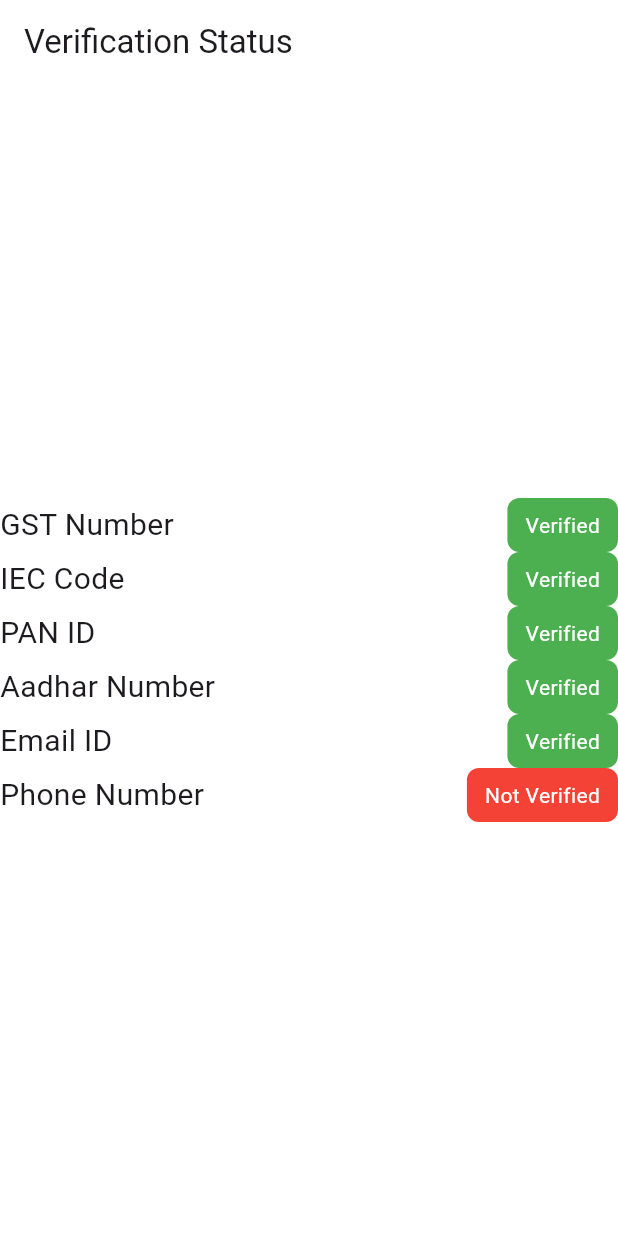
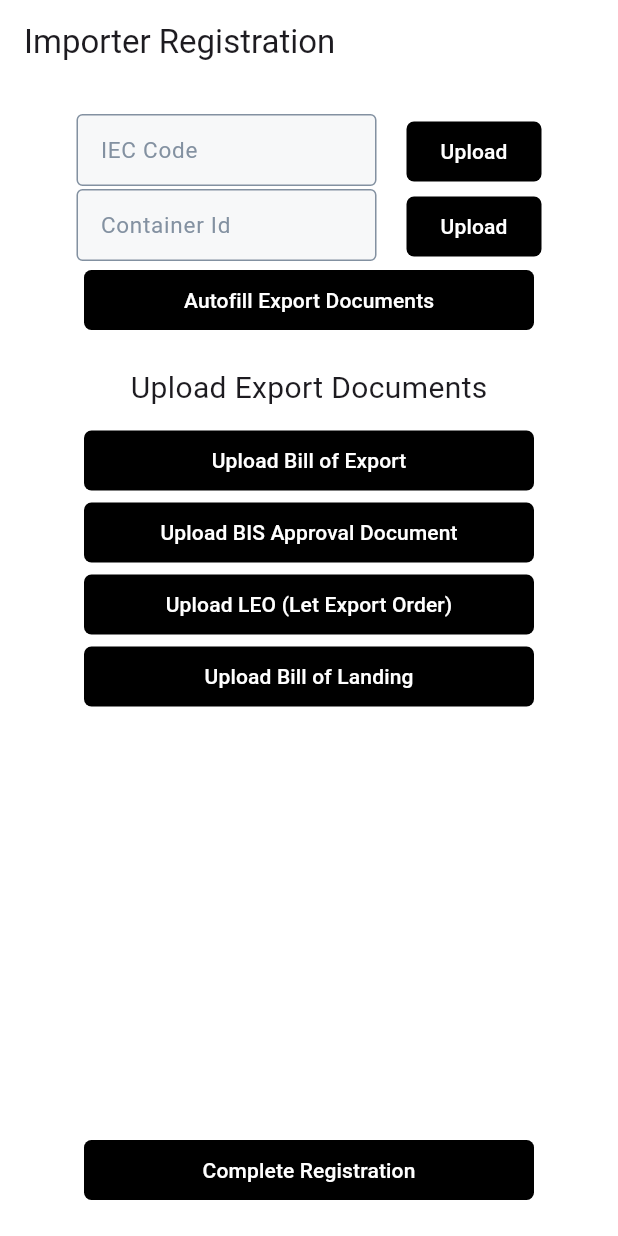
Before and after one commit to Santhosh-Paramasivam/agam-8.0, a Flutter app: the screen it shows after launch, on a phone screen of 412 x 824 dp. Run offline on Flutter 3.47's test engine with Material 3 defaults, Android fonts, the phone set to English and light mode, and no system bars.

Commit message:
Importer and exporter registration added

```diff
--- a/lib/main.dart
+++ b/lib/main.dart
@@ -1,7 +1,9 @@
+import 'package:agam/screens/exporter_registration_screen.dart';
 import 'package:agam/screens/verification_status_page.dart';
 import 'package:flutter/material.dart';
 import 'package:agam/screens/home_screen.dart';
 import 'package:agam/screens/login_screen.dart';
+import 'package:agam/screens/importer_registration_screen.dart';
 
 void main() {
   runApp(const MyApp());
@@ -19,7 +21,7 @@ class MyApp extends StatelessWidget {
         colorScheme: ColorScheme.fromSeed(seedColor: Colors.deepPurple),
         useMaterial3: true,
       ),
-      home: VerificationStatusPage(),
+      home: ImporterRegistrationScreen(),
     );
   }
 }
--- /dev/null
+++ b/lib/screens/exporter_registration_screen.dart
@@ -0,0 +1,31 @@
+import 'package:agam/widgets/cf_button.dart';
+import 'package:flutter/material.dart';
+
+class ExporterRegistrationScreen extends StatelessWidget {
+  @override
+  Widget build(BuildContext context) {
+    return Scaffold(
+      backgroundColor: Colors.white,
+      appBar: AppBar(
+        title: Text("Exporter Registration"),
+        backgroundColor: Colors.white,
+      ),
+      body: Center(
+        child: Column(
+          mainAxisAlignment: MainAxisAlignment.start,
+          crossAxisAlignment: CrossAxisAlignment.start,
+          children: [
+            const SizedBox(height: 20),
+            CampusFindButton(onPressed: () {}, label: "Upload Bill of Export"),
+            CampusFindButton(onPressed: () {}, label: "Upload BIS Approval Document"),
+            CampusFindButton(onPressed: () {}, label: "Upload LEO (Let Export Order)"),
+            CampusFindButton(onPressed: () {}, label: "Upload Bill of Landing"),
+            const Spacer(),
+            CampusFindButton(onPressed: () {}, label: "Complete Registration"),
+            const SizedBox(height: 20)
+          ],
+        ),
+      ),
+    );
+  }
+}
--- /dev/null
+++ b/lib/screens/importer_registration_screen.dart
@@ -0,0 +1,47 @@
+import 'package:agam/widgets/cf_button.dart';
+import 'package:flutter/material.dart';
+import 'package:agam/widgets/pf_input_button.dart';
+
+class ImporterRegistrationScreen extends StatelessWidget {
+  TextEditingController iecCodeController = TextEditingController();
+  TextEditingController containerIdController = TextEditingController();
+
+  @override
+  Widget build(BuildContext context) {
+    return Scaffold(
+        backgroundColor: Colors.white,
+        appBar: AppBar(
+          title: Text("Importer Registration"),
+          backgroundColor: Colors.white,
+        ),
+        body: Center(
+            child: Column(
+          mainAxisAlignment: MainAxisAlignment.start,
+          crossAxisAlignment: CrossAxisAlignment.center,
+          children: [
+            const SizedBox(height: 20),
+            PortFlowInputButton(
+                controller: iecCodeController,
+                buttonLabel: "Upload",
+                inputLabel: "IEC Code",
+                onPressed: () {}),
+            PortFlowInputButton(
+                controller: containerIdController,
+                buttonLabel: "Upload",
+                inputLabel: "Container Id",
+                onPressed: () {}),
+            CampusFindButton(onPressed: () {}, label: "Autofill Export Documents"),
+            const SizedBox(height: 20),
+            Text("Upload Export Documents", style: TextStyle(fontSize: 20)),
+            const SizedBox(height: 10),
+            CampusFindButton(onPressed: () {}, label: "Upload Bill of Export"),
+            CampusFindButton(onPressed: () {}, label: "Upload BIS Approval Document"),
+            CampusFindButton(onPressed: () {}, label: "Upload LEO (Let Export Order)"),
+            CampusFindButton(onPressed: () {}, label: "Upload Bill of Landing"),
+            const Spacer(),
+            CampusFindButton(onPressed: () {}, label: "Complete Registration"),
+            const SizedBox(height: 20),
+          ],
+        )));
+  }
+}
--- a/lib/widgets/verification_status_widget.dart
+++ b/lib/widgets/verification_status_widget.dart
@@ -4,7 +4,7 @@ class VerificationStatus extends StatelessWidget {
   final bool isVerified;
   final String attributeName;
 
-  VerificationStatus({super.key, required this.isVerified, required this.attributeName});
+  const VerificationStatus({super.key, required this.isVerified, required this.attributeName});
 
   @override
   Widget build(BuildContext context) {
@@ -12,6 +12,7 @@ class VerificationStatus extends StatelessWidget {
       child: Row(
         mainAxisSize: MainAxisSize.min,
         children: [
+          const SizedBox(width: 50,),
           Expanded(
             child: Text(
               attributeName,
@@ -29,6 +30,7 @@ class VerificationStatus extends StatelessWidget {
               style: const TextStyle(color: Colors.white),
             ),
           ),
+          const SizedBox(width: 50,),
         ],
       ),
     );
```
Also changed, not shown: lib/screens/verification_status_page.dart (+37 -0 lines).
